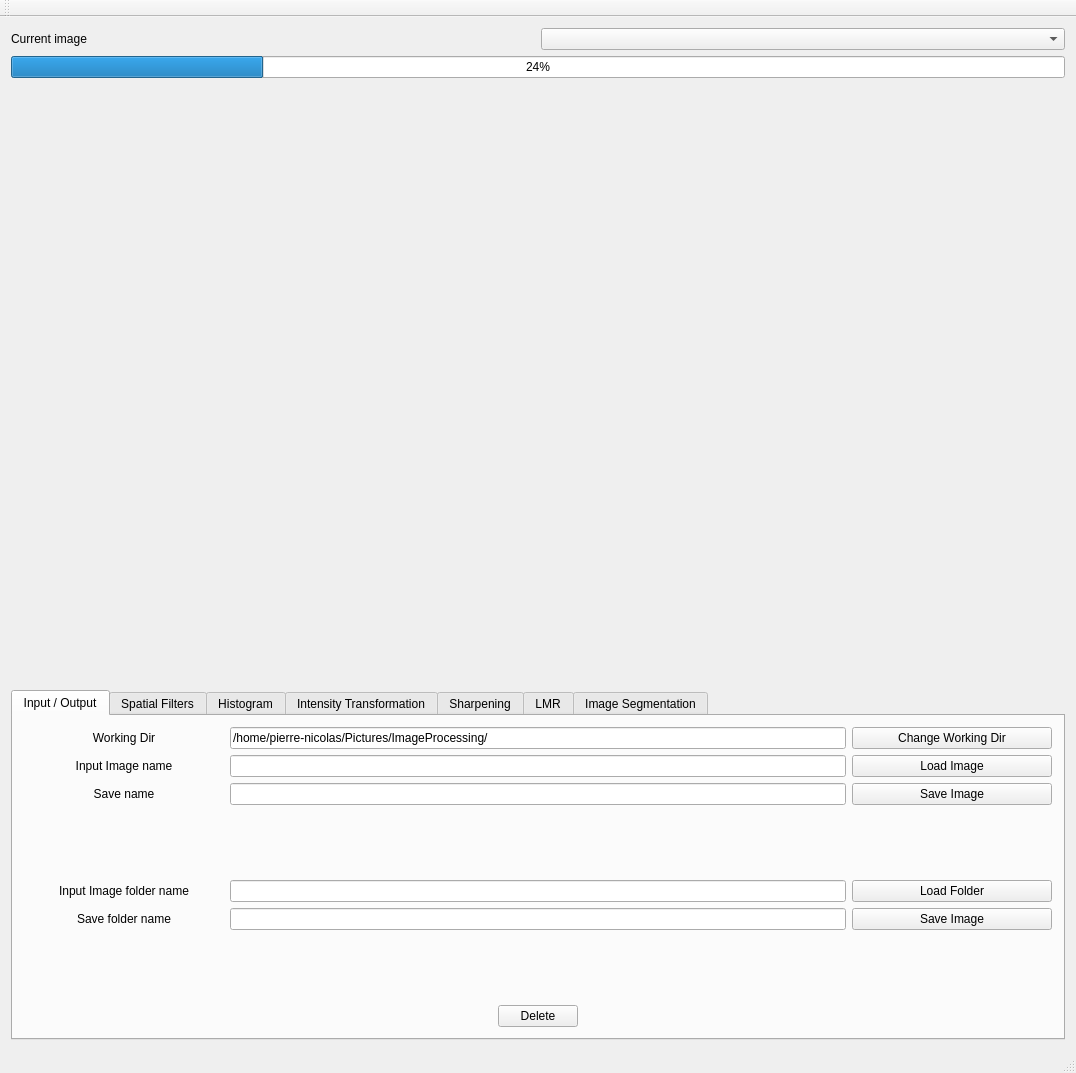
PNPiquin/ImageProcessing, file mainwindow.ui: the form before one commit.
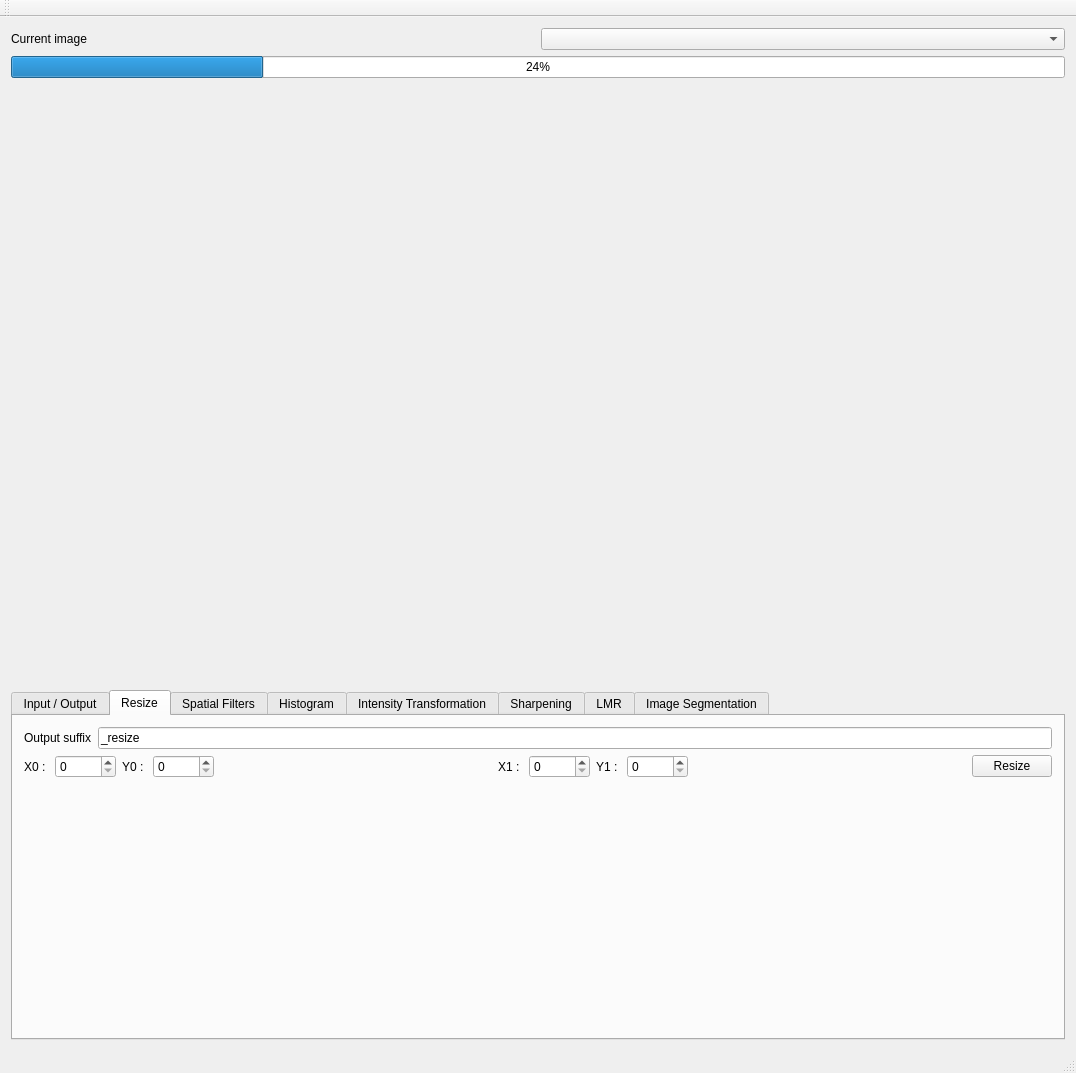
The form after the commit.

Commit message: Add a resize processor

What changed in the file:
```diff
--- a/mainwindow.ui
+++ b/mainwindow.ui
@@ -55,7 +55,7 @@
        <enum>QTabWidget::North</enum>
       </property>
       <property name="currentIndex">
-       <number>0</number>
+       <number>1</number>
       </property>
       <widget class="QWidget" name="input_tab">
        <attribute name="title">
@@ -320,6 +320,143 @@
         </item>
        </layout>
       </widget>
+      <widget class="QWidget" name="resize_tab">
+       <attribute name="title">
+        <string>Resize</string>
+       </attribute>
+       <layout class="QVBoxLayout" name="verticalLayout_11">
+        <item>
+         <layout class="QHBoxLayout" name="horizontalLayout_33">
+          <property name="topMargin">
+           <number>0</number>
+          </property>
+          <item>
+           <widget class="QLabel" name="label_29">
+            <property name="text">
+             <string>Output suffix</string>
+            </property>
+           </widget>
+          </item>
+          <item>
+           <widget class="QLineEdit" name="resize_tab_output_name">
+            <property name="text">
+             <string>_resize</string>
+            </property>
+           </widget>
+          </item>
+         </layout>
+        </item>
+        <item>
+         <layout class="QHBoxLayout" name="horizontalLayout_34">
+          <property name="topMargin">
+           <number>0</number>
+          </property>
+          <item>
+           <widget class="QLabel" name="label_32">
+            <property name="text">
+             <string>X0 : </string>
+            </property>
+           </widget>
+          </item>
+          <item>
+           <widget class="QSpinBox" name="x0_spinBox">
+            <property name="maximum">
+             <number>99999</number>
+            </property>
+           </widget>
+          </item>
+          <item>
+           <widget class="QLabel" name="label_33">
+            <property name="text">
+             <string>Y0 : </string>
+            </property>
+           </widget>
+          </item>
+          <item>
+           <widget class="QSpinBox" name="y0_spinBox">
+            <property name="maximum">
+             <number>99999</number>
+            </property>
+           </widget>
+          </item>
+          <item>
+           <spacer name="horizontalSpacer_35">
+            <property name="orientation">
+             <enum>Qt::Horizontal</enum>
+            </property>
+            <property name="sizeHint" stdset="0">
+             <size>
+              <width>40</width>
+              <height>20</height>
+             </size>
+            </property>
+           </spacer>
+          </item>
+          <item>
+           <widget class="QLabel" name="label_31">
+            <property name="text">
+             <string>X1 : </string>
+            </property>
+           </widget>
+          </item>
+          <item>
+           <widget class="QSpinBox" name="x1_spinBox">
+            <property name="maximum">
+             <number>99999</number>
+            </property>
+           </widget>
+          </item>
+          <item>
+           <widget class="QLabel" name="label_30">
+            <property name="text">
+             <string>Y1 : </string>
+            </property>
+           </widget>
+          </item>
+          <item>
+           <widget class="QSpinBox" name="y1_spinBox">
+            <property name="maximum">
+             <number>99999</number>
+            </property>
+           </widget>
+          </item>
+          <item>
+           <spacer name="horizontalSpacer_34">
+            <property name="orientation">
+             <enum>Qt::Horizontal</enum>
+            </property>
+            <property name="sizeHint" stdset="0">
+             <size>
+              <width>40</width>
+              <height>20</height>
+             </size>
+            </property>
+           </spacer>
+          </item>
+          <item>
+           <widget class="QPushButton" name="resize_pushButton">
+            <property name="text">
+             <string>Resize</string>
+            </property>
+           </widget>
+          </item>
+         </layout>
+        </item>
+        <item>
+         <spacer name="verticalSpacer_6">
+          <property name="orientation">
+           <enum>Qt::Vertical</enum>
+          </property>
+          <property name="sizeHint" stdset="0">
+           <size>
+            <width>20</width>
+            <height>40</height>
+           </size>
+          </property>
+         </spacer>
+        </item>
+       </layout>
+      </widget>
       <widget class="QWidget" name="edge_tab">
        <attribute name="title">
         <string>Spatial Filters</string>
```
The commit also changes 9 other files.
